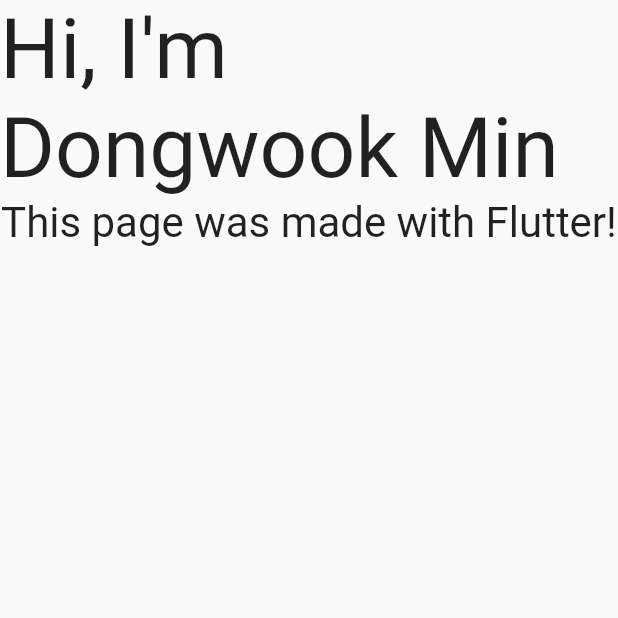
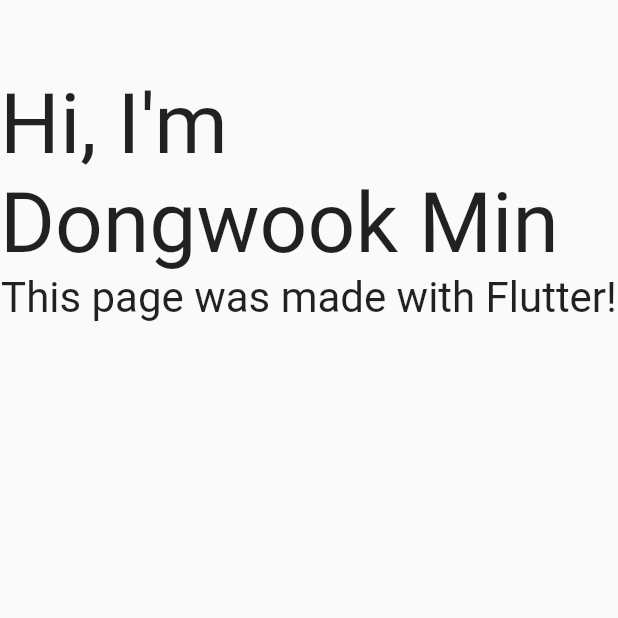
Before and after one commit to mindw96/web_page, a Flutter app: the screen it shows after launch, on a phone screen of 412 x 824 dp, the top half of it. Run offline on Flutter 3.47's test engine with Material 2 defaults, Android fonts, the phone set to English and light mode, and no system bars.

Commit message:
main change

```diff
--- a/lib/main.dart
+++ b/lib/main.dart
@@ -15,6 +15,9 @@ class MyApp extends StatelessWidget {
           body: Center(
         child: Column(
           children: [
+            SizedBox(
+              height: 50.0,
+            ),
             Text(
               "Hi, I'm Dongwook Min",
               style: TextStyle(fontSize: 56.0),
```
Also changed, not shown: 1 other file.
